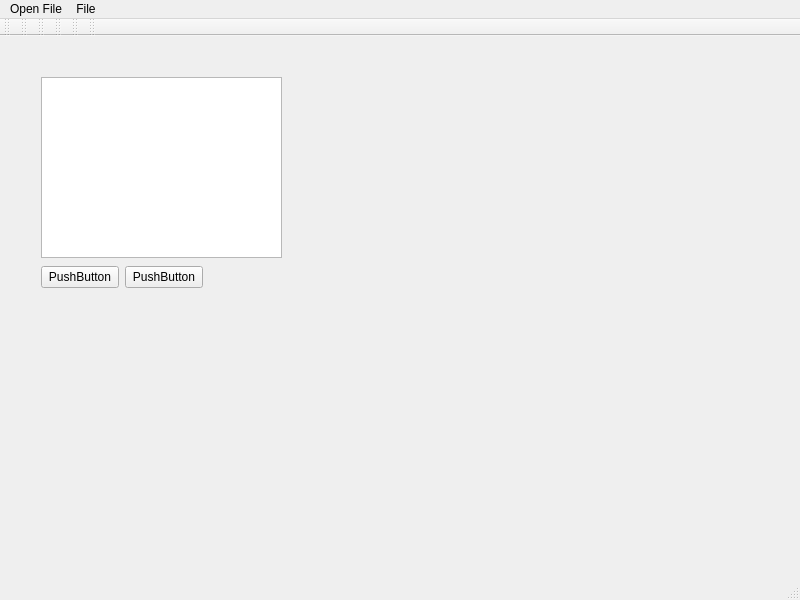
Above: Worksheet6/untitled/mainwindow.ui from Jamescoding-cav/2025_20723145 before the change. Below: the same form after it.
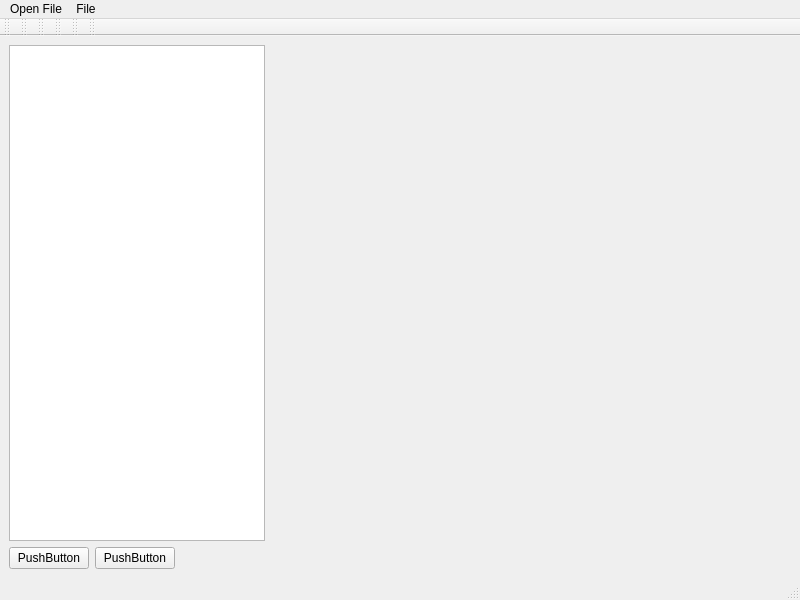
That is the form after the change. Icons and pictures are not drawn.

What changed in the file:
```diff
--- a/Worksheet6/untitled/mainwindow.ui
+++ b/Worksheet6/untitled/mainwindow.ui
@@ -14,41 +14,41 @@
    <string>MainWindow</string>
   </property>
   <widget class="QWidget" name="centralwidget">
-   <widget class="QWidget" name="layoutWidget">
-    <property name="geometry">
-     <rect>
-      <x>41</x>
-      <y>31</y>
-      <width>272</width>
-      <height>194</height>
-     </rect>
-    </property>
+   <layout class="QVBoxLayout" name="verticalLayout">
+    <item>
     <layout class="QHBoxLayout" name="horizontalLayout">
      <item>
-      <widget class="QWidget" name="widget" native="true">
        <widget class="QTreeView" name="treeView">
-        <property name="geometry">
-         <rect>
-          <x>0</x>
-          <y>10</y>
-          <width>241</width>
-          <height>181</height>
-         </rect>
+        <property name="sizePolicy">
+         <sizepolicy hsizetype="Fixed" vsizetype="Expanding">
+          <horstretch>0</horstretch>
+          <verstretch>0</verstretch>
+         </sizepolicy>
+        </property>
+        <property name="baseSize">
+         <size>
+          <width>200</width>
+          <height>0</height>
+         </size>
+        </property>
+        <property name="contextMenuPolicy">
+         <enum>Qt::ContextMenuPolicy::ActionsContextMenu</enum>
         </property>
        </widget>
+      </item>
+      <item>
+       <widget class="QWidget" name="widget" native="true">
+        <property name="sizePolicy">
+         <sizepolicy hsizetype="Expanding" vsizetype="Expanding">
+          <horstretch>0</horstretch>
+          <verstretch>0</verstretch>
+         </sizepolicy>
+        </property>
       </widget>
      </item>
     </layout>
-   </widget>
-   <widget class="QWidget" name="layoutWidget">
-    <property name="geometry">
-     <rect>
-      <x>41</x>
-      <y>230</y>
-      <width>162</width>
-      <height>22</height>
-     </rect>
-    </property>
+    </item>
+    <item>
     <layout class="QHBoxLayout" name="horizontalLayout_2">
      <item>
       <widget class="QPushButton" name="pushButton">
@@ -78,7 +78,8 @@
       </spacer>
      </item>
     </layout>
-   </widget>
+    </item>
+   </layout>
   </widget>
   <widget class="QMenuBar" name="menubar">
    <property name="geometry">
```
Lines whose indentation alone changed are shown as unchanged.
